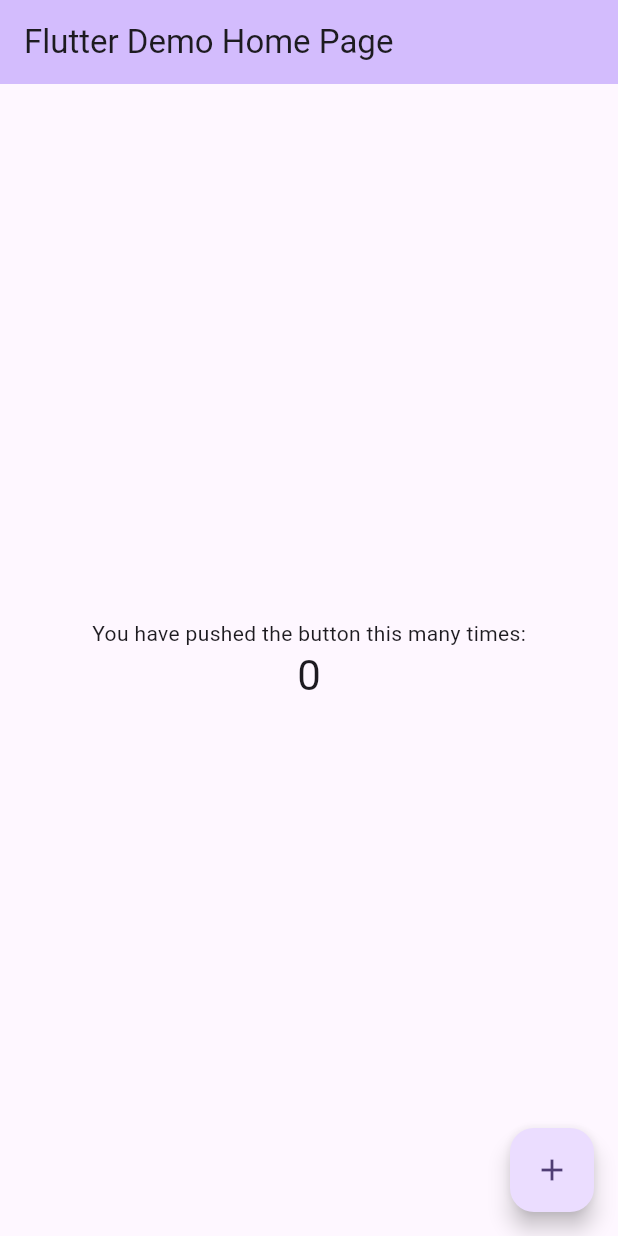
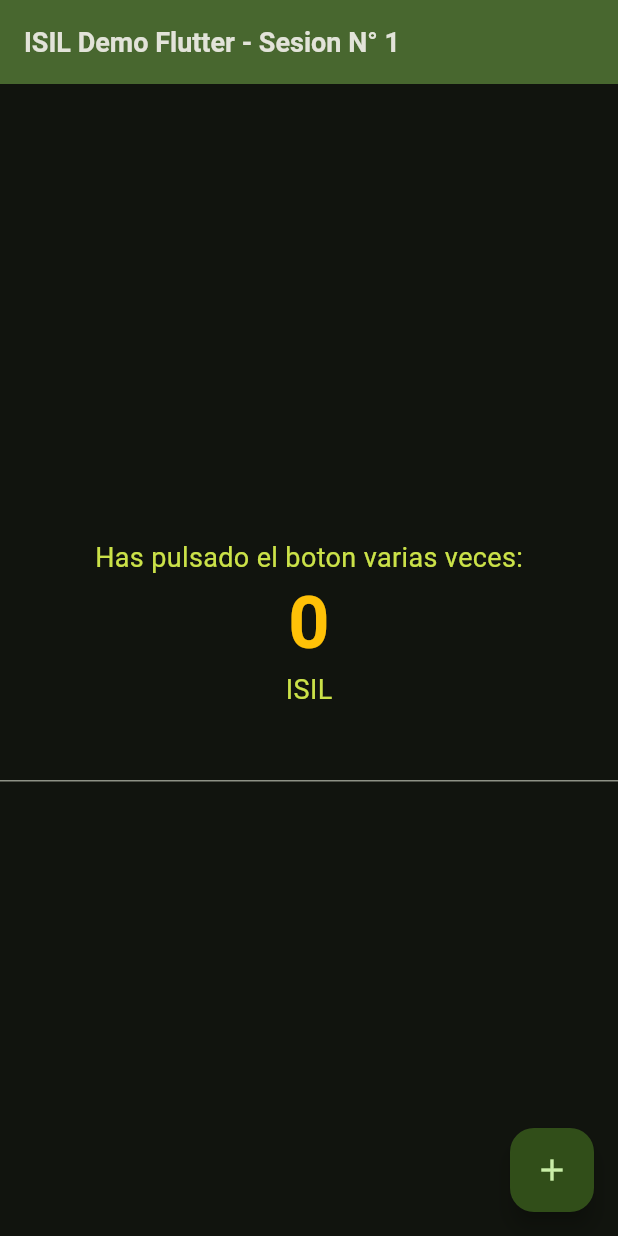
Before and after one commit to ISIL-Peru-JCTovar/curso-desarrollo-flutter-2025-10, a Flutter app: the screen it shows after launch, on a phone screen of 412 x 824 dp. Run offline on Flutter 3.47's test engine with Material 3 defaults, Android fonts, the phone set to English and light mode, and no system bars.

Commit message:
Sesion N° 1 (Terminada)

```diff
--- a/Sesion02-Ejemplo1/isil_flutter_app_1/lib/main.dart
+++ b/Sesion02-Ejemplo1/isil_flutter_app_1/lib/main.dart
@@ -11,7 +11,7 @@
   @override
   Widget build(BuildContext context) {
     return MaterialApp(
-      title: 'Flutter Demo',
+      title: 'ISIL Flutter Demo',
       theme: ThemeData(
         // This is the theme of your application.
         //
@@ -28,9 +28,34 @@
         //
         // This works for code too, not just values: Most code changes can be
         // tested with just a hot reload.
-        colorScheme: ColorScheme.fromSeed(seedColor: Colors.deepPurple),
+        colorScheme: ColorScheme.fromSeed(
+                        seedColor: const Color.fromARGB(255, 53, 105, 4),
+                        brightness: Brightness.dark
+                      ),
+        textTheme: const TextTheme(
+          titleLarge: TextStyle(
+            fontSize: 18.0,
+            fontWeight: FontWeight.bold,
+            color: Colors.amber
+          ),
+          headlineMedium: TextStyle(
+            fontSize: 48.0,
+            fontWeight: FontWeight.bold,
+            color: Colors.amber
+          ),
+          bodyMedium: TextStyle(
+            fontSize: 18.0,
+            color: Color.fromARGB(255, 203, 226, 72))
+        ),
+        elevatedButtonTheme: ElevatedButtonThemeData(
+          style: ElevatedButton.styleFrom(
+            backgroundColor: const Color.fromARGB(255, 221, 80, 15),
+            foregroundColor: Colors.white,
+            textStyle: const TextStyle(fontSize: 18.0)
+          )
+        ),
       ),
-      home: const MyHomePage(title: 'Flutter Demo Home Page'),
+      home: const MyHomePage(title: 'ISIL Demo Flutter - Sesion N° 1'),
     );
   }
 }
@@ -89,26 +114,15 @@
         // Center is a layout widget. It takes a single child and positions it
         // in the middle of the parent.
         child: Column(
-          // Column is also a layout widget. It takes a list of children and
-          // arranges them vertically. By default, it sizes itself to fit its
-          // children horizontally, and tries to be as tall as its parent.
-          //
-          // Column has various properties to control how it sizes itself and
-          // how it positions its children. Here we use mainAxisAlignment to
-          // center the children vertically; the main axis here is the vertical
-          // axis because Columns are vertical (the cross axis would be
-          // horizontal).
-          //
-          // TRY THIS: Invoke "debug painting" (choose the "Toggle Debug Paint"
-          // action in the IDE, or press "p" in the console), to see the
-          // wireframe for each widget.
           mainAxisAlignment: MainAxisAlignment.center,
           children: <Widget>[
-            const Text('You have pushed the button this many times:'),
+            const Text('Has pulsado el boton varias veces:'),
             Text(
               '$_counter',
               style: Theme.of(context).textTheme.headlineMedium,
             ),
+            const Text('ISIL'),
+            const AutocompleteBasicExample()
           ],
         ),
       ),
@@ -120,3 +134,27 @@
     );
   }
 }
+
+class AutocompleteBasicExample extends StatelessWidget {
+
+  const AutocompleteBasicExample({super.key});
+
+  static const List<String> _kOptions = <String>['Richard Vargas', 'Sebastian Montoya', 'Josue Ramirez'];
+
+  @override
+  Widget build(BuildContext context) {
+    return Autocomplete<String>(
+      optionsBuilder: (TextEditingValue textEditingValue) {
+        if (textEditingValue.text == '') {
+          return const Iterable<String>.empty();
+        }
+        return _kOptions.where((String option) {
+          return option.contains(textEditingValue.text.toLowerCase());
+        });
+      },
+      onSelected: (String selection) {
+        debugPrint('Has elegido: $selection');
+      },
+    );
+  }
+}
```
